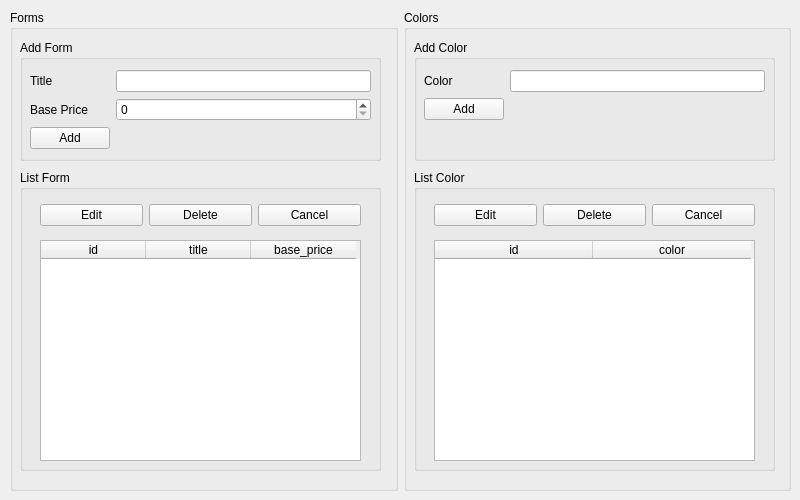
First picture: the form in application/ui/settings.ui, repository amir69prog/maydala-panel, before the edit.
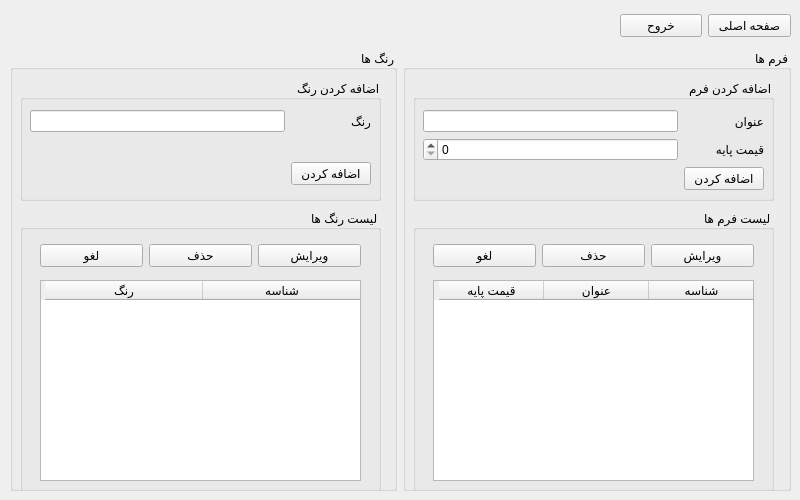
Second picture: the form after the edit.

```diff
--- a/application/ui/settings.ui
+++ b/application/ui/settings.ui
@@ -13,20 +13,23 @@
   <property name="windowTitle">
    <string>Form</string>
   </property>
+  <property name="layoutDirection">
+   <enum>Qt::RightToLeft</enum>
+  </property>
   <widget class="QWidget" name="horizontalLayoutWidget">
    <property name="geometry">
     <rect>
      <x>10</x>
-     <y>10</y>
+     <y>50</y>
      <width>781</width>
-     <height>481</height>
+     <height>441</height>
     </rect>
    </property>
    <layout class="QHBoxLayout" name="horizontalLayout">
     <item>
      <widget class="QGroupBox" name="groupBox">
       <property name="title">
-       <string>Forms</string>
+       <string>فرم ها</string>
       </property>
       <widget class="QGroupBox" name="groupBox_3">
        <property name="geometry">
@@ -38,7 +41,7 @@
         </rect>
        </property>
        <property name="title">
-        <string>Add Form</string>
+        <string>اضافه کردن فرم</string>
        </property>
        <widget class="QWidget" name="formLayoutWidget">
         <property name="geometry">
@@ -53,7 +56,7 @@
          <item row="0" column="0">
           <widget class="QLabel" name="label">
            <property name="text">
-            <string>Title</string>
+            <string>عنوان</string>
            </property>
           </widget>
          </item>
@@ -67,14 +70,14 @@
          <item row="1" column="0">
           <widget class="QLabel" name="label_2">
            <property name="text">
-            <string>Base Price</string>
+            <string>قیمت پایه</string>
            </property>
           </widget>
          </item>
          <item row="2" column="0">
           <widget class="QPushButton" name="add_form_btn">
            <property name="text">
-            <string>Add</string>
+            <string>اضافه کردن</string>
            </property>
           </widget>
          </item>
@@ -101,7 +104,7 @@
         </rect>
        </property>
        <property name="title">
-        <string>List Form</string>
+        <string>لیست فرم ها</string>
        </property>
        <widget class="QTableWidget" name="form_table">
         <property name="geometry">
@@ -109,7 +112,7 @@
           <x>20</x>
           <y>70</y>
           <width>321</width>
-          <height>221</height>
+          <height>201</height>
          </rect>
         </property>
         <property name="editTriggers">
@@ -123,17 +126,17 @@
         </attribute>
         <column>
          <property name="text">
-          <string>id</string>
+          <string>شناسه</string>
          </property>
         </column>
         <column>
          <property name="text">
-          <string>title</string>
+          <string>عنوان</string>
          </property>
         </column>
         <column>
          <property name="text">
-          <string>base_price</string>
+          <string>قیمت پایه</string>
          </property>
         </column>
        </widget>
@@ -150,21 +153,21 @@
          <item>
           <widget class="QPushButton" name="edit_form_btn">
            <property name="text">
-            <string>Edit</string>
+            <string>ویرایش</string>
            </property>
           </widget>
          </item>
          <item>
           <widget class="QPushButton" name="delete_form_btn">
            <property name="text">
-            <string>Delete</string>
+            <string>حذف</string>
            </property>
           </widget>
          </item>
          <item>
           <widget class="QPushButton" name="cancel_form_btn">
            <property name="text">
-            <string>Cancel</string>
+            <string>لغو</string>
            </property>
           </widget>
          </item>
@@ -176,7 +179,7 @@
     <item>
      <widget class="QGroupBox" name="groupBox_2">
       <property name="title">
-       <string>Colors</string>
+       <string>رنگ ها</string>
       </property>
       <widget class="QGroupBox" name="groupBox_5">
        <property name="geometry">
@@ -188,7 +191,7 @@
         </rect>
        </property>
        <property name="title">
-        <string>Add Color</string>
+        <string>اضافه کردن رنگ </string>
        </property>
        <widget class="QWidget" name="formLayoutWidget_2">
         <property name="geometry">
@@ -200,10 +203,13 @@
          </rect>
         </property>
         <layout class="QFormLayout" name="formLayout_2">
+         <property name="verticalSpacing">
+          <number>30</number>
+         </property>
          <item row="0" column="0">
           <widget class="QLabel" name="label_3">
            <property name="text">
-            <string>Color</string>
+            <string>رنگ</string>
            </property>
           </widget>
          </item>
@@ -217,7 +223,7 @@
          <item row="1" column="0">
           <widget class="QPushButton" name="add_color_btn">
            <property name="text">
-            <string>Add</string>
+            <string>اضافه کردن</string>
            </property>
           </widget>
          </item>
@@ -234,7 +240,7 @@
         </rect>
        </property>
        <property name="title">
-        <string>List Color</string>
+        <string>لیست رنگ ها</string>
        </property>
        <widget class="QTableWidget" name="color_table">
         <property name="geometry">
@@ -242,7 +248,7 @@
           <x>20</x>
           <y>70</y>
           <width>321</width>
-          <height>221</height>
+          <height>201</height>
          </rect>
         </property>
         <property name="editTriggers">
@@ -253,12 +259,12 @@
         </attribute>
         <column>
          <property name="text">
-          <string>id</string>
+          <string>شناسه</string>
          </property>
         </column>
         <column>
          <property name="text">
-          <string>color</string>
+          <string>رنگ</string>
          </property>
         </column>
        </widget>
@@ -275,21 +281,21 @@
          <item>
           <widget class="QPushButton" name="edit_color_btn">
            <property name="text">
-            <string>Edit</string>
+            <string>ویرایش</string>
            </property>
           </widget>
          </item>
          <item>
           <widget class="QPushButton" name="delete_color_btn">
            <property name="text">
-            <string>Delete</string>
+            <string>حذف</string>
            </property>
           </widget>
          </item>
          <item>
           <widget class="QPushButton" name="cancel_color_btn">
            <property name="text">
-            <string>Cancel</string>
+            <string>لغو</string>
            </property>
           </widget>
          </item>
@@ -300,6 +306,32 @@
     </item>
    </layout>
   </widget>
+  <widget class="QWidget" name="horizontalLayoutWidget_4">
+   <property name="geometry">
+    <rect>
+     <x>620</x>
+     <y>10</y>
+     <width>171</width>
+     <height>31</height>
+    </rect>
+   </property>
+   <layout class="QHBoxLayout" name="horizontalLayout_4">
+    <item>
+     <widget class="QPushButton" name="home_btn">
+      <property name="text">
+       <string>صفحه اصلی</string>
+      </property>
+     </widget>
+    </item>
+    <item>
+     <widget class="QPushButton" name="close_btn">
+      <property name="text">
+       <string>خروح</string>
+      </property>
+     </widget>
+    </item>
+   </layout>
+  </widget>
  </widget>
  <resources/>
  <connections/>
```
